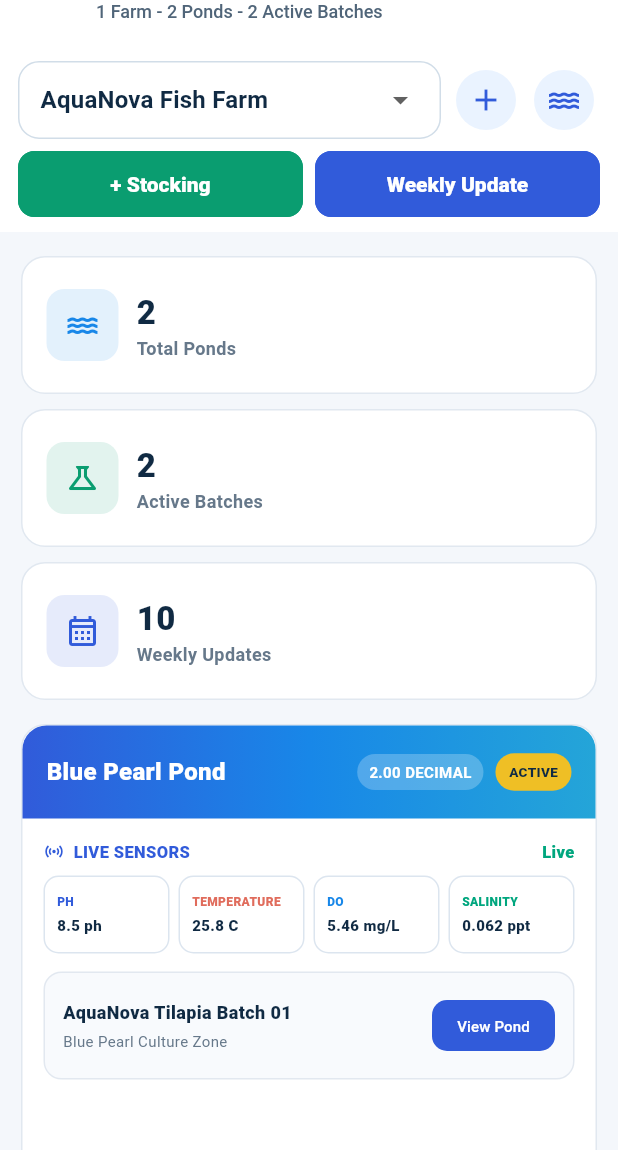
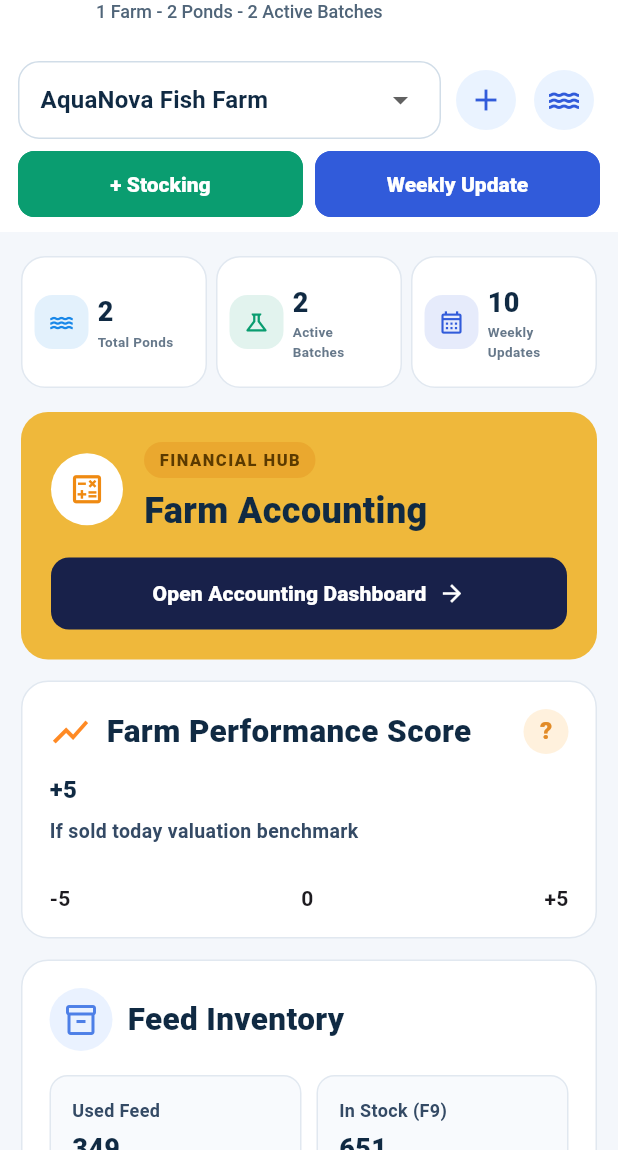
Before and after one commit to ahizaz/more_fish_services, a Flutter app: the screen it shows after launch, after a tap on "Farm Management Dashboard", on a phone screen of 412 x 824 dp, the part 86-1236 px from its top. Run offline on Flutter 3.47's test engine with Material 3 defaults, Android fonts, the phone set to English and light mode, and no system bars; our stand-ins replace file_picker, get.

Commit message:
redesign farm dashboard summary and finance sections

```diff
--- a/lib/features/farm/presentation/pages/farm_dashboard_page.dart
+++ b/lib/features/farm/presentation/pages/farm_dashboard_page.dart
@@ -7,6 +7,7 @@ import '../widgets/create_farm_dialog.dart';
 import '../widgets/create_pond_dialog.dart';
 import '../widgets/farm_dashboard_header.dart';
 import '../widgets/farm_dashboard_summary.dart';
+import '../widgets/farm_dashboard_extras.dart';
 import '../widgets/farm_pond_card.dart';
 import '../widgets/stocking_dialog.dart';
 import '../widgets/weekly_update_dialog.dart';
@@ -114,6 +115,8 @@ class _FarmDashboardPageState extends State<FarmDashboardPage> {
               activeCount: activePondCount,
               weeklyUpdateCount: controller.weeklyUpdates.length,
             ),
+            const SizedBox(height: 16),
+            const FarmDashboardExtras(),
             const SizedBox(height: 16),
             if (selectedPonds.isEmpty)
               const FarmEmptyPonds()
--- /dev/null
+++ b/lib/features/farm/presentation/widgets/farm_dashboard_extras.dart
@@ -0,0 +1,390 @@
+import 'package:flutter/material.dart';
+
+class FarmDashboardExtras extends StatelessWidget {
+  const FarmDashboardExtras({super.key});
+
+  @override
+  Widget build(BuildContext context) {
+    return const Column(
+      children: [
+        _FinancialHubCard(),
+        SizedBox(height: 14),
+        _PerformanceCard(),
+        SizedBox(height: 14),
+        _FeedInventoryCard(),
+      ],
+    );
+  }
+}
+
+class _FinancialHubCard extends StatelessWidget {
+  const _FinancialHubCard();
+
+  @override
+  Widget build(BuildContext context) {
+    return Container(
+      width: double.infinity,
+      padding: const EdgeInsets.all(20),
+      decoration: BoxDecoration(
+        color: const Color(0xFFEFB83B),
+        borderRadius: BorderRadius.circular(18),
+      ),
+      child: Column(
+        crossAxisAlignment: CrossAxisAlignment.start,
+        children: [
+          Row(
+            children: [
+              Container(
+                width: 48,
+                height: 48,
+                decoration: const BoxDecoration(
+                  color: Colors.white,
+                  shape: BoxShape.circle,
+                ),
+                child: const Icon(
+                  Icons.calculate_outlined,
+                  color: Color(0xFFEF8A12),
+                  size: 25,
+                ),
+              ),
+              const SizedBox(width: 14),
+              Column(
+                crossAxisAlignment: CrossAxisAlignment.start,
+                children: [
+                  Container(
+                    padding: const EdgeInsets.symmetric(
+                      horizontal: 10,
+                      vertical: 4,
+                    ),
+                    decoration: BoxDecoration(
+                      color: const Color(0x33D46A00),
+                      borderRadius: BorderRadius.circular(20),
+                    ),
+                    child: const Text(
+                      'FINANCIAL HUB',
+                      style: TextStyle(
+                        color: Color(0xFF5B3A00),
+                        fontSize: 11,
+                        fontWeight: FontWeight.w900,
+                        letterSpacing: 1,
+                      ),
+                    ),
+                  ),
+                  const SizedBox(height: 5),
+                  const Text(
+                    'Farm Accounting',
+                    style: TextStyle(
+                      color: Color(0xFF102A43),
+                      fontSize: 24,
+                      fontWeight: FontWeight.w900,
+                    ),
+                  ),
+                ],
+              ),
+            ],
+          ),
+          const SizedBox(height: 14),
+          SizedBox(
+            width: double.infinity,
+            height: 48,
+            child: FilledButton(
+              onPressed: null,
+              style: FilledButton.styleFrom(
+                backgroundColor: const Color(0xFF18214A),
+                disabledBackgroundColor: const Color(0xFF18214A),
+                disabledForegroundColor: Colors.white,
+                shape: RoundedRectangleBorder(
+                  borderRadius: BorderRadius.circular(12),
+                ),
+              ),
+              child: const Row(
+                mainAxisAlignment: MainAxisAlignment.center,
+                children: [
+                  Text(
+                    'Open Accounting Dashboard',
+                    style: TextStyle(fontWeight: FontWeight.w800),
+                  ),
+                  SizedBox(width: 8),
+                  Icon(Icons.arrow_forward, size: 18),
+                ],
+              ),
+            ),
+          ),
+        ],
+      ),
+    );
+  }
+}
+
+class _PerformanceCard extends StatelessWidget {
+  const _PerformanceCard();
+
+  @override
+  Widget build(BuildContext context) {
+    return Container(
+      width: double.infinity,
+      padding: const EdgeInsets.fromLTRB(18, 18, 18, 16),
+      decoration: BoxDecoration(
+        color: Colors.white,
+        borderRadius: BorderRadius.circular(18),
+        border: Border.all(color: const Color(0xFFE1E8F0)),
+      ),
+      child: Column(
+        crossAxisAlignment: CrossAxisAlignment.start,
+        children: [
+          const Row(
+            children: [
+              Icon(Icons.show_chart, color: Color(0xFFFF8A24), size: 28),
+              SizedBox(width: 10),
+              Expanded(
+                child: Text(
+                  'Farm Performance Score',
+                  style: TextStyle(
+                    color: Color(0xFF102A43),
+                    fontSize: 21,
+                    fontWeight: FontWeight.w900,
+                  ),
+                ),
+              ),
+              CircleAvatar(
+                radius: 15,
+                backgroundColor: Color(0xFFFFF1DD),
+                child: Text(
+                  '?',
+                  style: TextStyle(
+                    color: Color(0xFFE28B27),
+                    fontWeight: FontWeight.w900,
+                  ),
+                ),
+              ),
+            ],
+          ),
+          const SizedBox(height: 12),
+          const Text(
+            '+5',
+            style: TextStyle(
+              color: Color(0xFF102A43),
+              fontSize: 16,
+              fontWeight: FontWeight.w800,
+            ),
+          ),
+          const SizedBox(height: 7),
+          const Text(
+            'If sold today valuation benchmark',
+            style: TextStyle(
+              color: Color(0xFF344A65),
+              fontSize: 13,
+              fontWeight: FontWeight.w600,
+            ),
+          ),
+          const SizedBox(height: 10),
+          ClipRRect(
+            borderRadius: BorderRadius.circular(20),
+            child: const SizedBox(height: 10, child: _PerformanceGradient()),
+          ),
+          const SizedBox(height: 5),
+          const Row(
+            mainAxisAlignment: MainAxisAlignment.spaceBetween,
+            children: [
+              Text('-5', style: TextStyle(fontWeight: FontWeight.w700)),
+              Text('0', style: TextStyle(fontWeight: FontWeight.w700)),
+              Text('+5', style: TextStyle(fontWeight: FontWeight.w700)),
+            ],
+          ),
+        ],
+      ),
+    );
+  }
+}
+
+class _PerformanceGradient extends StatelessWidget {
+  const _PerformanceGradient();
+
+  @override
+  Widget build(BuildContext context) {
+    return const DecoratedBox(
+      decoration: BoxDecoration(
+        gradient: LinearGradient(
+          colors: [
+            Color(0xFFFF5C69),
+            Color(0xFFFFD40A),
+            Color(0xFF7BCB54),
+            Color(0xFF20A65A),
+          ],
+          stops: [0, 0.48, 0.72, 1],
+        ),
+      ),
+    );
+  }
+}
+
+class _FeedInventoryCard extends StatelessWidget {
+  const _FeedInventoryCard();
+
+  @override
+  Widget build(BuildContext context) {
+    return Container(
+      width: double.infinity,
+      padding: const EdgeInsets.fromLTRB(18, 18, 18, 16),
+      decoration: BoxDecoration(
+        color: Colors.white,
+        borderRadius: BorderRadius.circular(18),
+        border: Border.all(color: const Color(0xFFE1E8F0)),
+      ),
+      child: Column(
+        children: [
+          const Row(
+            children: [
+              CircleAvatar(
+                radius: 21,
+                backgroundColor: Color(0xFFEAF2FF),
+                child: Icon(
+                  Icons.inventory_2_outlined,
+                  color: Color(0xFF4D7FE7),
+                ),
+              ),
+              SizedBox(width: 10),
+              Text(
+                'Feed Inventory',
+                style: TextStyle(
+                  color: Color(0xFF102A43),
+                  fontSize: 21,
+                  fontWeight: FontWeight.w900,
+                ),
+              ),
+            ],
+          ),
+          const SizedBox(height: 16),
+          const Row(
+            children: [
+              Expanded(
+                child: _InventoryValue(
+                  title: 'Used Feed',
+                  value: '349',
+                  unit: 'kg',
+                ),
+              ),
+              SizedBox(width: 10),
+              Expanded(
+                child: _InventoryValue(
+                  title: 'In Stock (F9)',
+                  value: '651',
+                  unit: 'kg',
+                ),
+              ),
+            ],
+          ),
+          const SizedBox(height: 14),
+          ClipRRect(
+            borderRadius: BorderRadius.circular(20),
+            child: const SizedBox(
+              height: 9,
+              child: Row(
+                children: [
+                  Expanded(
+                    flex: 349,
+                    child: DecoratedBox(
+                      decoration: BoxDecoration(color: Color(0xFF2D73DB)),
+                    ),
+                  ),
+                  Expanded(
+                    flex: 651,
+                    child: DecoratedBox(
+                      decoration: BoxDecoration(
+                        gradient: LinearGradient(
+                          colors: [Color(0xFFFFA91A), Color(0xFFF0CF55)],
+                        ),
+                      ),
+                    ),
+                  ),
+                ],
+              ),
+            ),
+          ),
+          const SizedBox(height: 12),
+          SizedBox(
+            width: double.infinity,
+            height: 48,
+            child: FilledButton(
+              onPressed: null,
+              style: FilledButton.styleFrom(
+                backgroundColor: const Color(0xFF397EDB),
+                disabledBackgroundColor: const Color(0xFF397EDB),
+                disabledForegroundColor: Colors.white,
+                shape: RoundedRectangleBorder(
+                  borderRadius: BorderRadius.circular(12),
+                ),
+              ),
+              child: const Row(
+                mainAxisAlignment: MainAxisAlignment.center,
+                children: [
+                  Text(
+                    'Manage Inventory',
+                    style: TextStyle(fontWeight: FontWeight.w800),
+                  ),
+                  SizedBox(width: 8),
+                  Icon(Icons.arrow_forward, size: 18),
+                ],
+              ),
+            ),
+          ),
+        ],
+      ),
+    );
+  }
+}
+
+class _InventoryValue extends StatelessWidget {
+  const _InventoryValue({
+    required this.title,
+    required this.value,
+    required this.unit,
+  });
+
+  final String title;
+  final String value;
+  final String unit;
+
+  @override
+  Widget build(BuildContext context) {
+    return Container(
+      height: 98,
+      padding: const EdgeInsets.all(14),
+      decoration: BoxDecoration(
+        color: const Color(0xFFF8FAFD),
+        borderRadius: BorderRadius.circular(12),
+        border: Border.all(color: const Color(0xFFE1E8F0)),
+      ),
+      child: Column(
+        crossAxisAlignment: CrossAxisAlignment.start,
+        mainAxisAlignment: MainAxisAlignment.spaceBetween,
+        children: [
+          Text(
+            title,
+            style: const TextStyle(
+              color: Color(0xFF344A65),
+              fontSize: 12,
+              fontWeight: FontWeight.w700,
+            ),
+          ),
+          Text(
+            value,
+            style: const TextStyle(
+              color: Color(0xFF102A43),
+              fontSize: 18,
+              fontWeight: FontWeight.w900,
+            ),
+          ),
+          Text(
+            unit,
+            style: const TextStyle(
+              color: Color(0xFF344A65),
+              fontSize: 12,
+              fontWeight: FontWeight.w700,
+            ),
+          ),
+        ],
+      ),
+    );
+  }
+}
--- a/lib/features/farm/presentation/widgets/farm_dashboard_summary.dart
+++ b/lib/features/farm/presentation/widgets/farm_dashboard_summary.dart
@@ -14,7 +14,6 @@ class FarmDashboardSummary extends StatelessWidget {
 
   @override
   Widget build(BuildContext context) {
-    final width = MediaQuery.sizeOf(context).width;
     final cards = [
       _SummaryCard(
         title: 'Total Ponds',
@@ -36,24 +35,29 @@ class FarmDashboardSummary extends StatelessWidget {
       ),
     ];
 
-    if (width < 760) {
-      return Column(
+    final isMobile = MediaQuery.sizeOf(context).width < 760;
+    return Row(
       children: [
         for (var i = 0; i < cards.length; i++) ...[
-            cards[i],
-            if (i != cards.length - 1) const SizedBox(height: 10),
+          Expanded(
+            child: _SummaryCardContainer(isMobile: isMobile, child: cards[i]),
+          ),
+          if (i != cards.length - 1) SizedBox(width: isMobile ? 6 : 12),
         ],
       ],
     );
   }
-    return Row(
-      children: [
-        for (var i = 0; i < cards.length; i++) ...[
-          Expanded(child: cards[i]),
-          if (i != cards.length - 1) const SizedBox(width: 12),
-        ],
-      ],
-    );
+}
+
+class _SummaryCardContainer extends StatelessWidget {
+  const _SummaryCardContainer({required this.isMobile, required this.child});
+
+  final bool isMobile;
+  final Widget child;
+
+  @override
+  Widget build(BuildContext context) {
+    return isMobile ? SizedBox(height: 88, child: child) : child;
   }
 }
 
@@ -72,47 +76,53 @@ class _SummaryCard extends StatelessWidget {
 
   @override
   Widget build(BuildContext context) {
+    final isMobile = MediaQuery.sizeOf(context).width < 760;
     return Container(
-      height: 92,
-      padding: const EdgeInsets.all(16),
+      height: isMobile ? 88 : 92,
+      padding: EdgeInsets.all(isMobile ? 8 : 16),
       decoration: BoxDecoration(
         color: Colors.white,
         borderRadius: BorderRadius.circular(16),
         border: Border.all(color: const Color(0xFFE1E8F0)),
       ),
       child: Row(
+        crossAxisAlignment: CrossAxisAlignment.center,
         children: [
           Container(
-            width: 48,
-            height: 48,
+            width: isMobile ? 36 : 48,
+            height: isMobile ? 36 : 48,
             decoration: BoxDecoration(
               color: color.withValues(alpha: 0.12),
               borderRadius: BorderRadius.circular(12),
             ),
-            child: Icon(icon, color: color),
+            child: Icon(icon, color: color, size: isMobile ? 18 : 24),
           ),
-          const SizedBox(width: 12),
-          Column(
+          SizedBox(width: isMobile ? 6 : 12),
+          Expanded(
+            child: Column(
               mainAxisAlignment: MainAxisAlignment.center,
               crossAxisAlignment: CrossAxisAlignment.start,
               children: [
                 Text(
                   value,
-                style: const TextStyle(
-                  color: Color(0xFF102A43),
-                  fontSize: 22,
+                  style: TextStyle(
+                    color: const Color(0xFF102A43),
+                    fontSize: isMobile ? 18 : 22,
                     fontWeight: FontWeight.w800,
                   ),
                 ),
                 Text(
                   title,
-                style: const TextStyle(
-                  color: Color(0xFF66788A),
-                  fontSize: 12,
+                  maxLines: 2,
+                  overflow: TextOverflow.ellipsis,
+                  style: TextStyle(
+                    color: const Color(0xFF66788A),
+                    fontSize: isMobile ? 9 : 12,
                     fontWeight: FontWeight.w600,
                   ),
                 ),
               ],
+            ),
           ),
         ],
       ),
```
Lines whose indentation alone changed are shown as unchanged.
